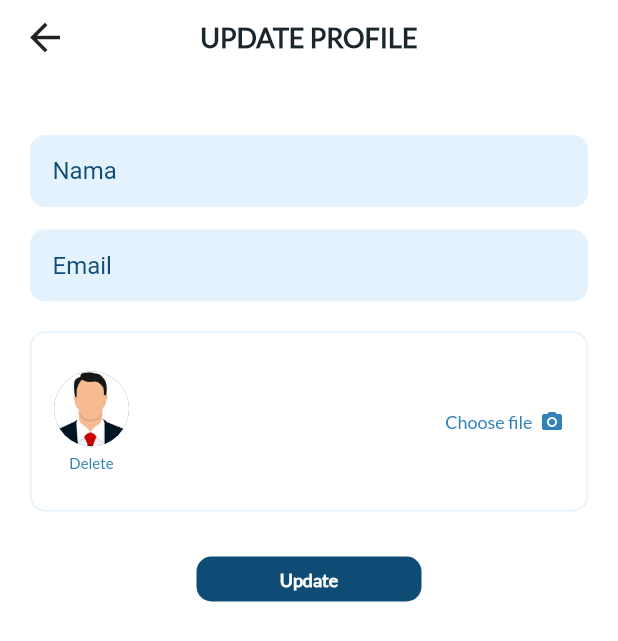
After one commit to framadhan99/presence_app, a Flutter app: the screen it shows after launch, item 3 of the bottom bar chosen, after a tap on "Update Profile", on a phone screen of 412 x 824 dp. The commit adds this screen. Shown: the top 641 px of the screen. Run offline on Flutter 3.47's test engine with Material 2 defaults, Android fonts, the light colour scheme and no system bars.

Commit message:
create profile update password

```diff
--- a/lib/ui_features/pages/profile/profile_screen.dart
+++ b/lib/ui_features/pages/profile/profile_screen.dart
@@ -1,6 +1,8 @@
 import 'package:flutter/material.dart';
 import 'package:presence_app/config/config.dart';
 import 'package:presence_app/config/navigations_service.dart';
+import 'package:presence_app/ui_features/pages/profile/update_profile.dart';
+import 'package:presence_app/ui_features/pages/profile/update_screen.dart';
 import 'package:presence_app/ui_features/widgets/appbar/appbar_custom.dart';
 import 'package:presence_app/ui_features/widgets/img/img_avatar.dart';
 
@@ -12,7 +14,9 @@ class ProfileScreen extends StatelessWidget {
     return Scaffold(
       appBar: const AppBarCustom(
         title: 'PROFILE',
-        onTap: backScreen,
+        widget: SizedBox(
+          width: 30,
+        ),
       ),
       body: Column(
         children: [
@@ -50,20 +54,26 @@ class ProfileScreen extends StatelessWidget {
                 crossAxisAlignment: CrossAxisAlignment.start,
                 mainAxisAlignment: MainAxisAlignment.start,
                 children: [
-                  Text(
+                  GestureDetector(
+                    onTap: () => nextScreen(const UpdateProfileScreen()),
+                    child: Text(
                       'Update Profile',
                       style: AssetStyle.textPrimary.copyWith(
                           color: AssetColor.blueDrak,
                           fontWeight: FontWeight.w500),
                     ),
+                  ),
                   const Divider(
                     color: Colors.grey,
                   ),
-                  Text(
+                  GestureDetector(
+                    onTap: () => nextScreen(const UpdatePasswordScreen()),
+                    child: Text(
                       'Update Password',
                       style: AssetStyle.textPrimary.copyWith(
                           color: AssetColor.blueDrak,
                           fontWeight: FontWeight.w500),
+                    ),
                   ),
                   const Divider(
                     color: Colors.grey,
--- /dev/null
+++ b/lib/ui_features/pages/profile/update_profile.dart
@@ -0,0 +1,92 @@
+import 'package:flutter/material.dart';
+import 'package:presence_app/config/config.dart';
+import 'package:presence_app/config/navigations_service.dart';
+import 'package:presence_app/ui_features/widgets/appbar/appbar_custom.dart';
+import 'package:presence_app/ui_features/widgets/buttons/button_primary.dart';
+import 'package:presence_app/ui_features/widgets/img/img_avatar.dart';
+import 'package:presence_app/ui_features/widgets/input/input_text.dart';
+
+class UpdateProfileScreen extends StatelessWidget {
+  const UpdateProfileScreen({super.key});
+
+  @override
+  Widget build(BuildContext context) {
+    return Scaffold(
+      appBar: const AppBarCustom(
+        title: 'UPDATE PROFILE',
+        onTap: backScreen,
+      ),
+      body: Padding(
+        padding: const EdgeInsets.only(left: 20, right: 20, top: 40),
+        child: Column(
+          children: [
+            const InputTextField(
+              hintText: 'Nama',
+            ),
+            verticalSpace(15),
+            const InputTextField(
+              hintText: 'Email',
+            ),
+            verticalSpace(20),
+            Container(
+              height: 120,
+              padding: const EdgeInsets.symmetric(horizontal: 15),
+              decoration: BoxDecoration(
+                borderRadius: BorderRadius.circular(10),
+                border: Border.all(
+                  color: AssetColor.blueLight,
+                ),
+              ),
+              child: Row(
+                mainAxisAlignment: MainAxisAlignment.spaceBetween,
+                children: [
+                  Column(
+                    mainAxisAlignment: MainAxisAlignment.center,
+                    children: [
+                      const ImageAvatar(
+                        height: 50,
+                        width: 50,
+                        image: 'assets/images/avatar.png',
+                      ),
+                      verticalSpace(5),
+                      Text(
+                        'Delete',
+                        style: AssetStyle.textPrimary.copyWith(
+                          fontSize: 10,
+                          color: AssetColor.blue,
+                        ),
+                      )
+                    ],
+                  ),
+                  Row(
+                    children: [
+                      Text(
+                        'Choose file',
+                        style: AssetStyle.textPrimary.copyWith(
+                          fontSize: 12,
+                          color: AssetColor.blue,
+                        ),
+                      ),
+                      horizontalSpace(5),
+                      const Icon(
+                        Icons.camera_alt,
+                        color: AssetColor.blue,
+                        size: 16,
+                      )
+                    ],
+                  )
+                ],
+              ),
+            ),
+            verticalSpace(30),
+            ButtonPrimary(
+              height: 30,
+              text: 'Update',
+              ontap: () {},
+            )
+          ],
+        ),
+      ),
+    );
+  }
+}
--- /dev/null
+++ b/lib/ui_features/pages/profile/update_screen.dart
@@ -0,0 +1,30 @@
+import 'package:flutter/material.dart';
+import 'package:presence_app/config/config.dart';
+import 'package:presence_app/ui_features/widgets/appbar/appbar_custom.dart';
+import 'package:presence_app/ui_features/widgets/buttons/button_primary.dart';
+import 'package:presence_app/ui_features/widgets/input/input_text.dart';
+
+class UpdatePasswordScreen extends StatelessWidget {
+  const UpdatePasswordScreen({super.key});
+
+  @override
+  Widget build(BuildContext context) {
+    return Scaffold(
+      appBar: const AppBarCustom(title: 'UPDATE PASSWORD'),
+      body: Padding(
+        padding: const EdgeInsets.only(left: 20, right: 20, top: 30),
+        child: Column(
+          children: [
+            const InputTextField(hintText: 'Current Password'),
+            verticalSpace(15),
+            const InputTextField(hintText: 'New Password'),
+            verticalSpace(15),
+            const InputTextField(hintText: 'Confrim Password'),
+            verticalSpace(30),
+            ButtonPrimary(text: 'Update', ontap: () {})
+          ],
+        ),
+      ),
+    );
+  }
+}
--- a/lib/ui_features/widgets/appbar/appbar_custom.dart
+++ b/lib/ui_features/widgets/appbar/appbar_custom.dart
@@ -3,9 +3,10 @@ import 'package:presence_app/config/asset_styles.dart';
 import 'package:presence_app/config/config.dart';
 
 class AppBarCustom extends StatelessWidget with PreferredSizeWidget {
-  const AppBarCustom({super.key, required this.title, this.onTap});
+  const AppBarCustom({super.key, required this.title, this.onTap, this.widget});
   final String title;
   final Function()? onTap;
+  final Widget? widget;
 
   @override
   Widget build(BuildContext context) {
@@ -16,10 +17,11 @@ class AppBarCustom extends StatelessWidget with PreferredSizeWidget {
           children: [
             GestureDetector(
               onTap: onTap,
-              child: const Icon(
-                Icons.arrow_back,
-                size: 30,
-              ),
+              child: widget ??
+                  const Icon(
+                    Icons.arrow_back,
+                    size: 30,
+                  ),
             ),
             const Spacer(),
             Text(
--- a/lib/ui_features/widgets/buttons/button_primary.dart
+++ b/lib/ui_features/widgets/buttons/button_primary.dart
@@ -5,18 +5,16 @@ import 'package:presence_app/config/asset_styles.dart';
 class ButtonPrimary extends StatelessWidget {
   final String text;
   final Function() ontap;
-  const ButtonPrimary({
-    super.key,
-    required this.text,
-    required this.ontap,
-  });
+  final double? height;
+  const ButtonPrimary(
+      {super.key, required this.text, required this.ontap, this.height});
 
   @override
   Widget build(BuildContext context) {
     return GestureDetector(
       onTap: ontap,
       child: Container(
-        height: 35,
+        height: height ?? 35,
         width: 150,
         decoration: BoxDecoration(
           color: AssetColor.blueDrak,
--- /dev/null
+++ b/lib/ui_features/widgets/input/input_text.dart
@@ -0,0 +1,26 @@
+import 'package:flutter/material.dart';
+import 'package:presence_app/config/config.dart';
+
+class InputTextField extends StatelessWidget {
+  const InputTextField({
+    super.key,
+    required this.hintText,
+  });
+
+  final String hintText;
+
+  @override
+  Widget build(BuildContext context) {
+    return TextField(
+      decoration: InputDecoration(
+        contentPadding: EdgeInsets.only(left: 15, top: 5, bottom: 5),
+        filled: true,
+        fillColor: AssetColor.blueLight,
+        hintText: hintText,
+        border: OutlineInputBorder(
+            borderSide: BorderSide.none,
+            borderRadius: BorderRadius.circular(10)),
+      ),
+    );
+  }
+}
```
Lines whose indentation alone changed are shown as unchanged.
